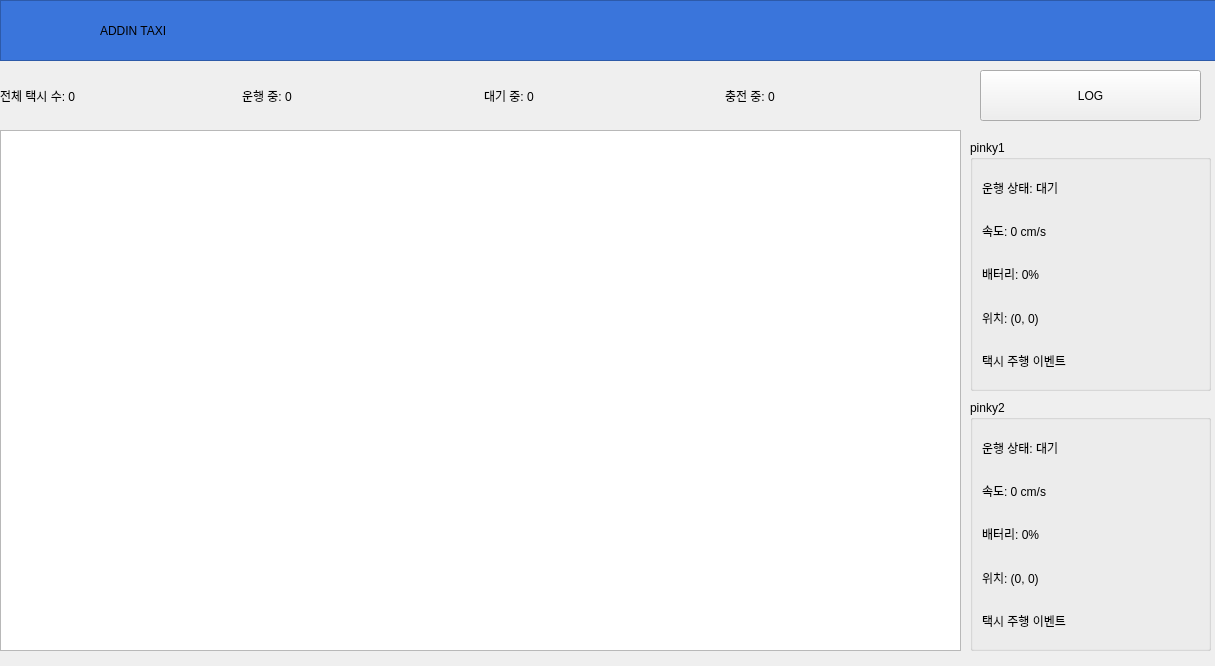
The window that admin/src/admin_gui/main.ui (addinedu-ros-8th/ros-repo-5) describes before a commit, drawn with Qt 5.
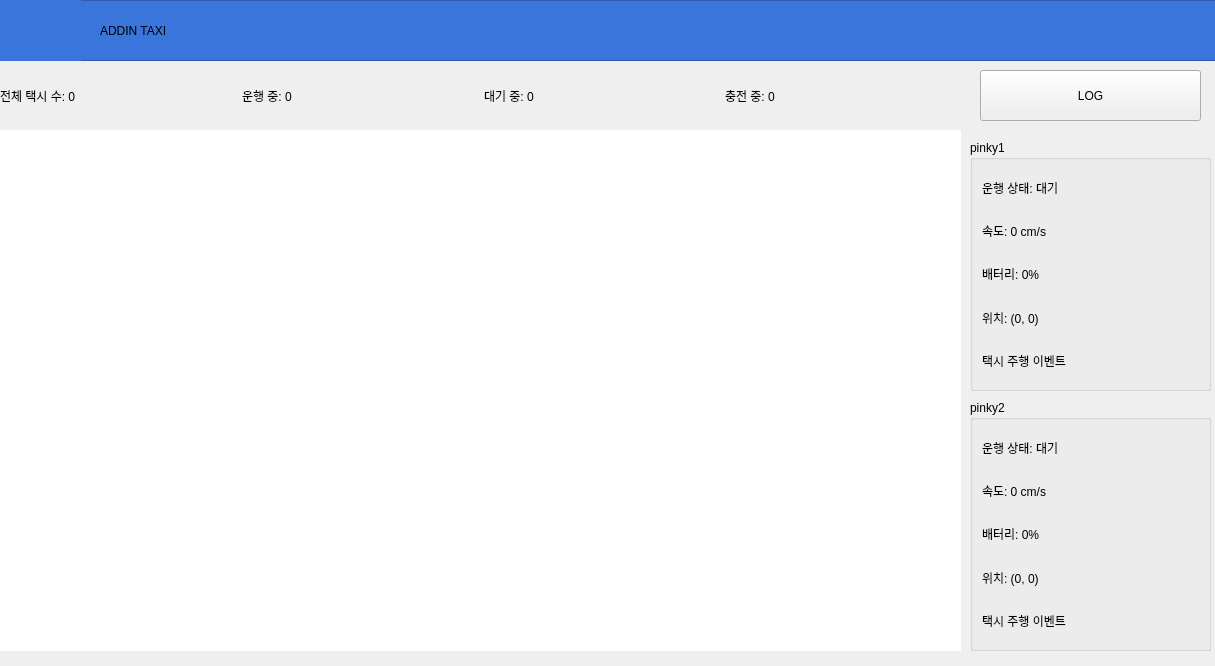
The same window after the commit. Icons and pictures are not drawn.

Commit message: UI에 이미지 적용

Patch:
```diff
--- a/admin/src/admin_gui/main.ui
+++ b/admin/src/admin_gui/main.ui
@@ -163,6 +163,17 @@
       <height>521</height>
      </rect>
     </property>
+    <property name="styleSheet">
+     <string notr="true">/* QGraphicsView에 배경 이미지 설정 */
+QGraphicsView#graphicsView_map {
+    background-image: url(/home/lim/Downloads/resized_new_map_image.png);
+    background-repeat: no-repeat;
+    background-position: center;
+    background-size: contain;
+    border: none;
+}
+</string>
+    </property>
    </widget>
    <widget class="QPushButton" name="button_log">
     <property name="geometry">
@@ -211,6 +222,26 @@
       <enum>Qt::AutoText</enum>
      </property>
     </widget>
+    <widget class="QLineEdit" name="lineEdit">
+     <property name="geometry">
+      <rect>
+       <x>0</x>
+       <y>0</y>
+       <width>81</width>
+       <height>61</height>
+      </rect>
+     </property>
+     <property name="styleSheet">
+      <string notr="true">QLineEdit {
+    background-image: url(/home/lim/dev_ws/addintexi/UserGUI/data/icon/logo.png);
+    background-repeat: no-repeat;
+    background-position: center;
+    background-size: cover; 
+    border: none;
+    padding: 0px;
+}</string>
+     </property>
+    </widget>
    </widget>
   </widget>
  </widget>
```
